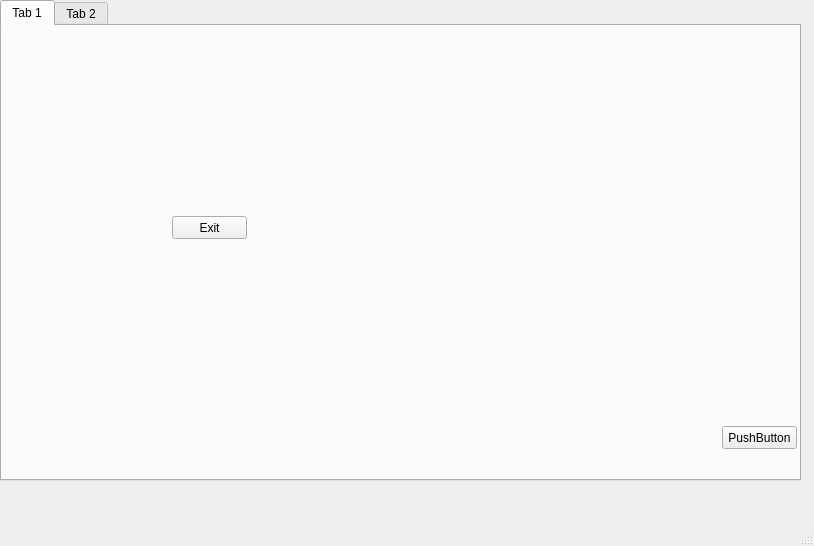
Above: ui/helloworld_4.ui from Johnny-Freeman/RF_device_ui before the change. Below: the same form after it.
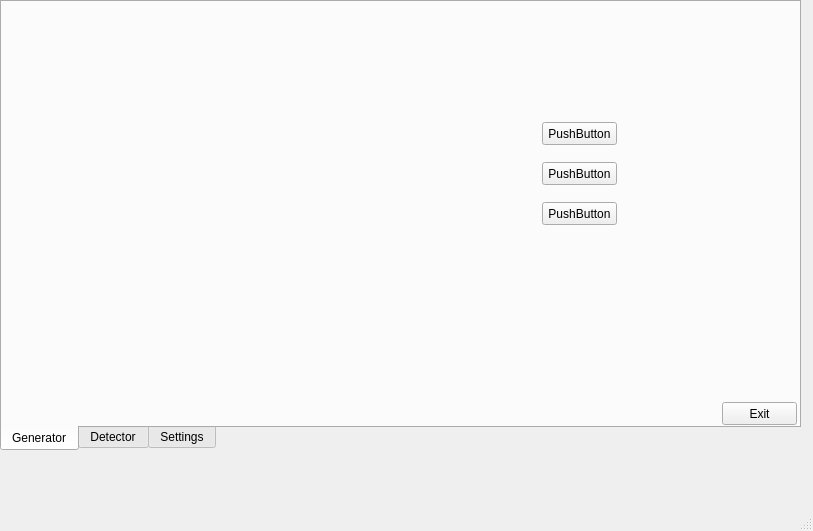
That is the form after the change.

```diff
--- a/ui/helloworld_4.ui
+++ b/ui/helloworld_4.ui
@@ -6,13 +6,16 @@
    <rect>
     <x>0</x>
     <y>0</y>
-    <width>814</width>
-    <height>546</height>
+    <width>813</width>
+    <height>531</height>
    </rect>
   </property>
   <property name="windowTitle">
    <string>MainWindow</string>
   </property>
+  <property name="toolButtonStyle">
+   <enum>Qt::ToolButtonIconOnly</enum>
+  </property>
   <widget class="QWidget" name="centralwidget">
    <widget class="QTabWidget" name="tabWidget">
     <property name="geometry">
@@ -20,32 +23,31 @@
       <x>0</x>
       <y>0</y>
       <width>801</width>
-      <height>481</height>
+      <height>451</height>
      </rect>
     </property>
+    <property name="minimumSize">
+     <size>
+      <width>801</width>
+      <height>0</height>
+     </size>
+    </property>
+    <property name="tabPosition">
+     <enum>QTabWidget::South</enum>
+    </property>
+    <property name="tabShape">
+     <enum>QTabWidget::Rounded</enum>
+    </property>
     <property name="currentIndex">
      <number>0</number>
     </property>
     <widget class="QWidget" name="tab">
      <attribute name="title">
-      <string>Tab 1</string>
+      <string>Generator</string>
      </attribute>
      <widget class="QPushButton" name="btn_exit">
       <property name="geometry">
        <rect>
-        <x>170</x>
-        <y>190</y>
-        <width>75</width>
-        <height>23</height>
-       </rect>
-      </property>
-      <property name="text">
-       <string>Exit</string>
-      </property>
-     </widget>
-     <widget class="QPushButton" name="pushButton">
-      <property name="geometry">
-       <rect>
         <x>720</x>
         <y>400</y>
         <width>75</width>
@@ -53,27 +55,58 @@
        </rect>
       </property>
       <property name="text">
+       <string>Exit</string>
+      </property>
+     </widget>
+     <widget class="QPushButton" name="pushButton">
+      <property name="geometry">
+       <rect>
+        <x>540</x>
+        <y>160</y>
+        <width>75</width>
+        <height>23</height>
+       </rect>
+      </property>
+      <property name="text">
+       <string>PushButton</string>
+      </property>
+     </widget>
+     <widget class="QPushButton" name="pushButton_2">
+      <property name="geometry">
+       <rect>
+        <x>540</x>
+        <y>120</y>
+        <width>75</width>
+        <height>23</height>
+       </rect>
+      </property>
+      <property name="text">
+       <string>PushButton</string>
+      </property>
+     </widget>
+     <widget class="QPushButton" name="pushButton_3">
+      <property name="geometry">
+       <rect>
+        <x>540</x>
+        <y>200</y>
+        <width>75</width>
+        <height>23</height>
+       </rect>
+      </property>
+      <property name="text">
        <string>PushButton</string>
       </property>
      </widget>
     </widget>
     <widget class="QWidget" name="tab_2">
      <attribute name="title">
-      <string>Tab 2</string>
+      <string>Detector</string>
      </attribute>
-     <widget class="QPushButton" name="btn_do_nothing">
-      <property name="geometry">
-       <rect>
-        <x>180</x>
-        <y>170</y>
-        <width>281</width>
-        <height>23</height>
-       </rect>
-      </property>
-      <property name="text">
-       <string>This Button does nothing</string>
-      </property>
-     </widget>
+    </widget>
+    <widget class="QWidget" name="tab_3">
+     <attribute name="title">
+      <string>Settings</string>
+     </attribute>
     </widget>
    </widget>
   </widget>
```
Left out of the diff: 2 changed lines with no effect on the pictures.
